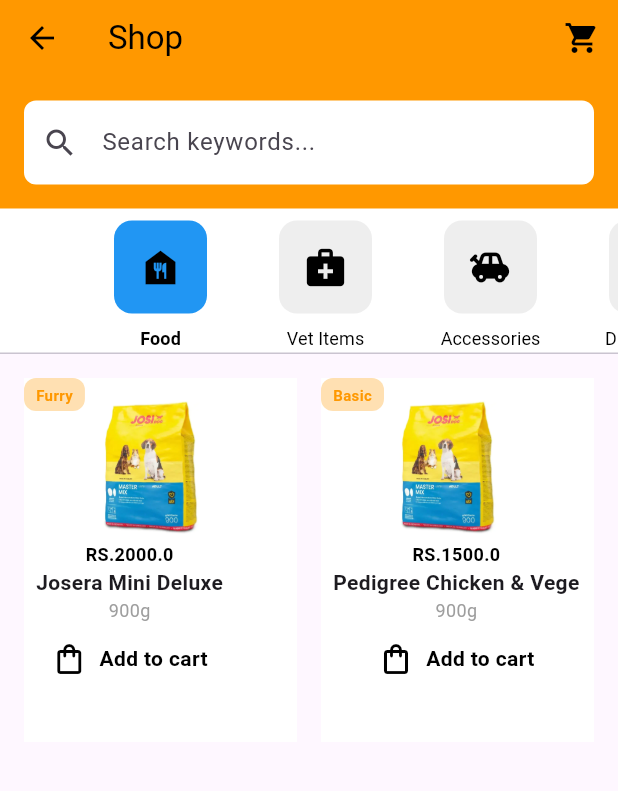
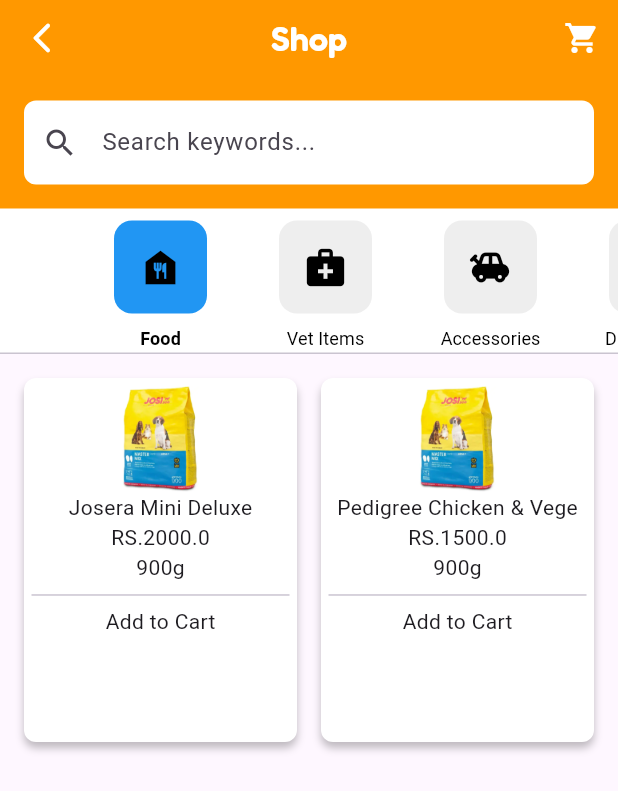
Before and after one commit to saurabhwagh124/pet_care_app, a Flutter app: the ShopFood screen opened directly, on a phone screen of 412 x 824 dp. Shown: the top 791 px of the screen. Run offline on Flutter 3.47's test engine with Material 3 defaults, Android fonts, the phone set to English and light mode, and no system bars; our stand-ins replace custom_rating_bar, firebase_auth, firebase_core, flutter_screenutil, fluttertoast, get and 2 more; accounts and stored records are empty; network calls fail; project files that could hold a hidden picture were left out.

Commit message:
Add to cart fun added

```diff
--- /dev/null
+++ b/lib/controller/cart_controller.dart
@@ -0,0 +1,39 @@
+import 'package:get/get.dart';
+import '../model/product.dart';
+
+class CartController extends GetxController {
+  var cartItems = <Product, int>{}.obs;
+
+  void addToCart(Product product) {
+    if (cartItems.containsKey(product)) {
+      cartItems[product] = cartItems[product]! + 1;
+    } else {
+      cartItems[product] = 1;
+    }
+    update(); // Notify UI
+  }
+
+  void removeFromCart(Product product) {
+    if (cartItems.containsKey(product)) {
+      if (cartItems[product]! > 1) {
+        cartItems[product] = cartItems[product]! - 1;
+      } else {
+        cartItems.remove(product);
+      }
+    }
+    update(); // Notify UI
+  }
+
+  int getQuantity(Product product) {
+    return cartItems[product] ?? 0;
+  }
+
+  double get subtotal => cartItems.entries
+      .fold(0, (sum, item) => sum + (item.key.price * item.value));
+
+  double get shippingCharges => cartItems.isEmpty ? 0.0 : 50.0; // Flat rate
+
+  double get total => subtotal + shippingCharges;
+
+  int get cartCount => cartItems.length;
+}
--- a/lib/main.dart
+++ b/lib/main.dart
@@ -1,12 +1,14 @@
 import 'package:firebase_core/firebase_core.dart';
 import 'package:flutter/material.dart';
 import 'package:flutter_screenutil/flutter_screenutil.dart';
-import 'package:get/get_navigation/src/root/get_material_app.dart';
+import 'package:get/get.dart';
 import 'package:pet_care_app/view/wrapper.dart';
 
+import 'controller/cart_controller.dart';
 import 'firebase_options.dart';
 
 void main() async {
+  Get.put(CartController()); // Initialize GetX controller
   WidgetsFlutterBinding.ensureInitialized();
   await Firebase.initializeApp(
     options: DefaultFirebaseOptions.currentPlatform,
--- a/lib/view/user_views/shop_food_screen.dart
+++ b/lib/view/user_views/shop_food_screen.dart
@@ -1,5 +1,10 @@
 import 'package:flutter/material.dart';
+import 'package:get/get.dart';
+import 'package:google_fonts/google_fonts.dart';
 import 'package:pet_care_app/model/product.dart';
+import 'package:flutter_screenutil/flutter_screenutil.dart';
+import '../../controller/cart_controller.dart';
+import 'shop_cart_screen.dart';
 
 class ShopFood extends StatefulWidget {
   const ShopFood({super.key});
@@ -65,13 +70,30 @@ class _ShopFoodState extends State<ShopFood>
   Widget build(BuildContext context) {
     return Scaffold(
       appBar: AppBar(
-        leading: const BackButton(color: Colors.black),
-        title: const Text('Shop', style: TextStyle(color: Colors.black)),
+        centerTitle: true,
+        leading: IconButton(
+          icon: Icon(
+            Icons.arrow_back_ios_new_rounded,
+            color: Colors.white,
+          ),
+          onPressed: () {
+            Get.back();
+          },
+        ),
+        title: Text(
+          'Shop',
+          style: GoogleFonts.fredoka(
+            textStyle: const TextStyle(
+                fontSize: 23, fontWeight: FontWeight.w600, color: Colors.white),
+          ),
+        ),
         backgroundColor: Colors.orange,
         actions: [
           IconButton(
-            icon: const Icon(Icons.shopping_cart, color: Colors.black),
-            onPressed: () {},
+            icon: const Icon(Icons.shopping_cart, color: Colors.white),
+            onPressed: () {
+              Get.to(() => const CartScreen());
+            },
           ),
         ],
         bottom: PreferredSize(
@@ -183,164 +205,68 @@ class _ShopFoodState extends State<ShopFood>
   }
 }
 
-class ProductCard extends StatefulWidget {
+class ProductCard extends StatelessWidget {
   final Product product;
 
-  const ProductCard({
-    super.key,
-    required this.product,
-  });
-
-  @override
-  State<ProductCard> createState() => _ProductCardState();
-}
-
-class _ProductCardState extends State<ProductCard> {
-  int _quantity = 0;
-
-  void _addToCart() {
-    setState(() {
-      if (_quantity == 0) {
-        _quantity = 1;
-      }
-    });
-  }
-
-  void _increment() {
-    setState(() {
-      _quantity++;
-    });
-  }
-
-  void _decrement() {
-    setState(() {
-      if (_quantity > 1) {
-        _quantity--;
-      } else {
-        _quantity = 0;
-      }
-    });
-  }
+  const ProductCard({super.key, required this.product});
 
   @override
   Widget build(BuildContext context) {
+    final CartController cartController = Get.find<CartController>();
+
+    return Obx(() {
+      int quantity = cartController.getQuantity(product);
+
       return Container(
+        padding: EdgeInsets.all(5),
+        decoration: BoxDecoration(
+          borderRadius: BorderRadius.circular(8),
+          boxShadow: [
+            BoxShadow(
+                color: Color.fromRGBO(0, 0, 0, 0.25),
+                offset: Offset(0, 4),
+                blurRadius: 4)
+          ],
           color: Colors.white,
-      child: Stack(
+        ),
+        child: Column(
           children: [
-          Positioned(
-            top: 15,
-            left: 40,
-            child: Image.asset(
-              widget.product.image,
-              height: 90,
-              fit: BoxFit.cover,
-            ),
-          ),
-          Positioned(
-            child: Container(
-              padding: const EdgeInsets.symmetric(horizontal: 8, vertical: 4),
-              decoration: BoxDecoration(
-                color: Colors.orange[100],
-                borderRadius: BorderRadius.circular(8),
-              ),
-              child: Text(
-                widget.product.category,
-                style: const TextStyle(
-                  fontSize: 10,
-                  color: Colors.orange,
-                  fontWeight: FontWeight.bold,
-                ),
-              ),
-            ),
-          ),
-          Positioned(
-            top: 100,
-            child: SizedBox(
-              height: 120,
+            Image.asset(product.image, height: 60.h),
+            Text(product.name),
+            Text("RS.${product.price}"),
+            Text("${product.weight}"),
+            if (quantity == 0)
+              GestureDetector(
+                onTap: () {
+                  cartController.addToCart(product);
+                },
                 child: Column(
-                mainAxisAlignment: MainAxisAlignment.center,
                   children: [
-                  Text(
-                    "RS.${widget.product.price}",
-                    style: const TextStyle(
-                      fontSize: 12,
-                      fontWeight: FontWeight.bold,
-                      color: Colors.black,
-                    ),
-                  ),
-                  Padding(
-                    padding: const EdgeInsets.symmetric(horizontal: 8.0),
-                    child: Text(
-                      widget.product.name,
-                      style: const TextStyle(
-                        fontSize: 14,
-                        fontWeight: FontWeight.bold,
-                      ),
-                      textAlign: TextAlign.center,
-                    ),
-                  ),
-                  Text(
-                    widget.product.weight,
-                    style: const TextStyle(
-                      fontSize: 12,
-                      color: Colors.grey,
-                    ),
-                  ),
-                  if (_quantity == 0)
-                    InkWell(
-                      onTap: _addToCart,
-                      child: Container(
-                        padding: const EdgeInsets.symmetric(vertical: 12),
-                        alignment: Alignment.center,
-                        child: Row(
-                          mainAxisAlignment: MainAxisAlignment.center,
-                          children: const [
-                            Icon(Icons.shopping_bag_outlined,
-                                color: Colors.black),
-                            SizedBox(width: 8),
-                            Text(
-                              'Add to cart',
-                              style: TextStyle(
-                                color: Colors.black,
-                                fontWeight: FontWeight.bold,
-                              ),
+                    Divider(),
+                    Container(
+                      child: const Text("Add to Cart"),
                     ),
                   ],
                 ),
-                      ),
               )
             else
-                    Container(
-                      padding: const EdgeInsets.symmetric(vertical: 8),
-                      alignment: Alignment.center,
-                      child: Row(
+              Row(
                 mainAxisAlignment: MainAxisAlignment.center,
                 children: [
                   IconButton(
                     icon: const Icon(Icons.remove),
-                            onPressed: _decrement,
+                    onPressed: () => cartController.removeFromCart(product),
                   ),
-                          Text(
-                            '$_quantity',
-                            style: const TextStyle(
-                              fontSize: 16,
-                              fontWeight: FontWeight.bold,
-                            ),
-                          ),
+                  Text('$quantity'),
                   IconButton(
                     icon: const Icon(Icons.add),
-                            onPressed: _increment,
+                    onPressed: () => cartController.addToCart(product),
                   ),
                 ],
-                      ),
-                    ),
-                ],
-              ),
-            ),
               ),
           ],
         ),
       );
+    });
   }
 }
```
Also changed, not shown: lib/view/user_views/shop_cart_screen.dart (added, +162 -0 lines). Lines whose indentation alone changed are shown as unchanged.
